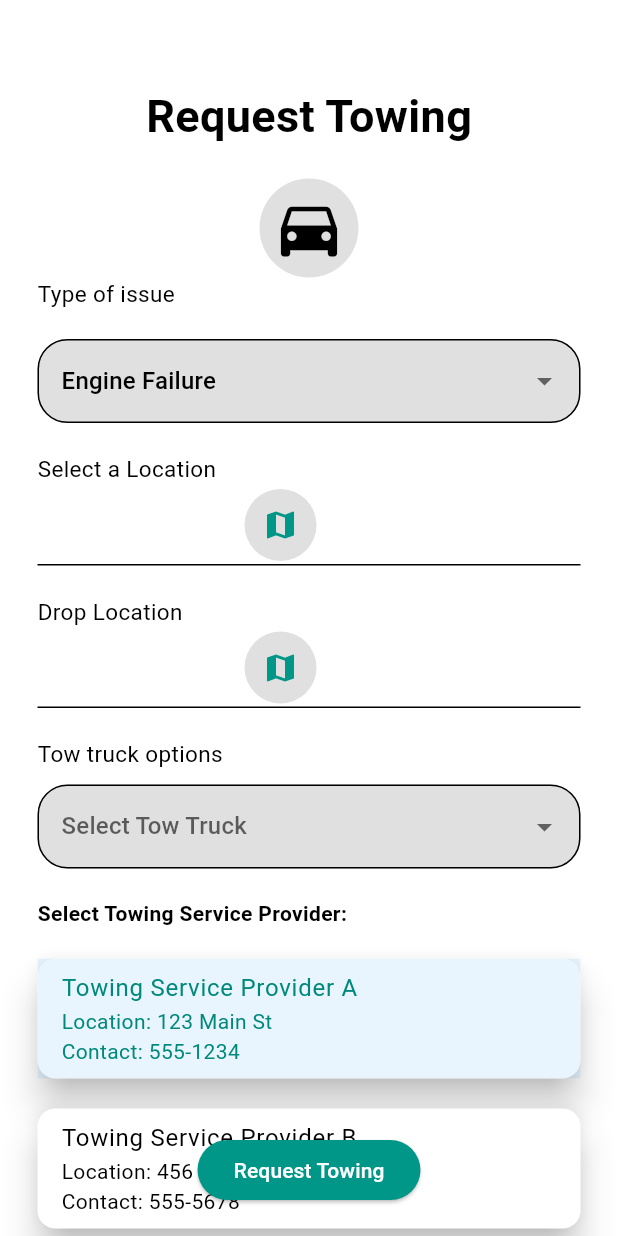
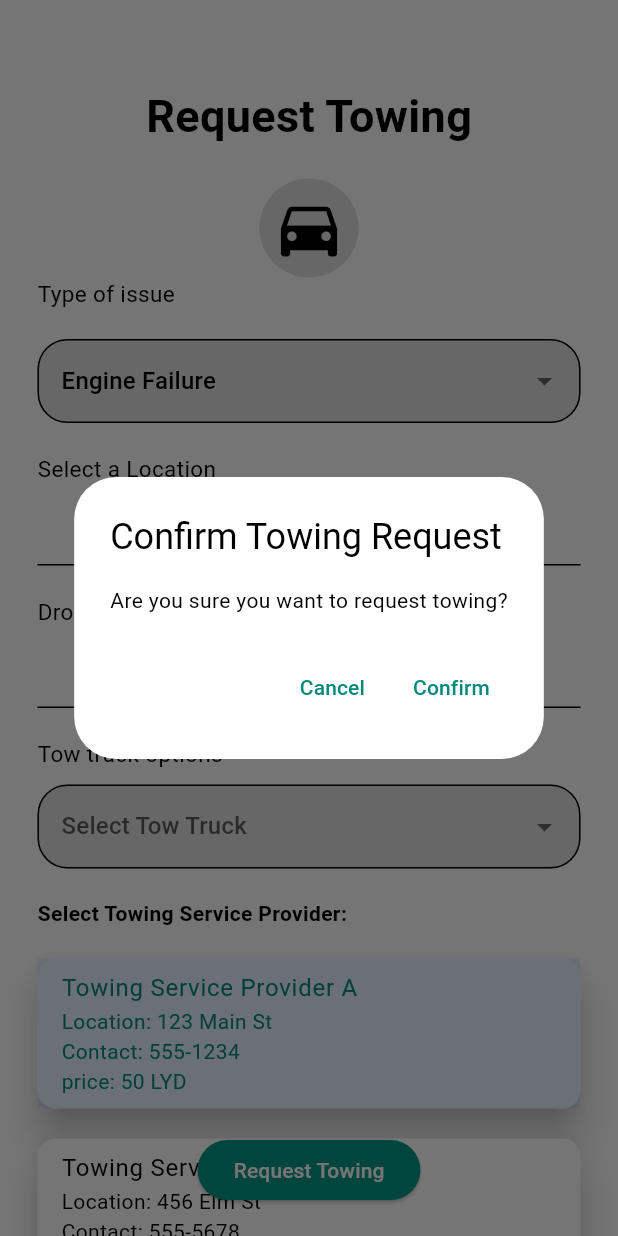
Before and after one commit to ZahreddenZromly/Quadro, a Flutter app: the RequestTowingForm screen opened directly, after a tap on "Towing Service Provider A", after a tap on "Request Towing", on a phone screen of 412 x 824 dp. Run offline on Flutter 3.47's test engine with Material 3 defaults, Android fonts, the phone set to English and light mode, and no system bars; our stand-ins replace cloud_firestore, firebase_auth, firebase_core, firebase_storage, flutter_bloc, flutter_rating_bar and 6 more; missing offline and left inert: flutter_inner_shadow; accounts and stored records are empty.

Commit message:
maintenace tracker  done

```diff
--- a/lib/towing_user/request_towing.dart
+++ b/lib/towing_user/request_towing.dart
@@ -1,4 +1,6 @@
 import 'package:flutter/material.dart';
+
+import '../screens/home_screen.dart';
 
 
 
@@ -39,9 +41,9 @@ class _RequestTowingFormState extends State<RequestTowingForm> {
     'Integrated Tow Truck',
   ];
   List<Map<String, String>> towingServices = [
-    {'name': 'Towing Service Provider A', 'location': '123 Main St', 'contact': '555-1234'},
-    {'name': 'Towing Service Provider B', 'location': '456 Elm St', 'contact': '555-5678'},
-    {'name': 'Towing Service Provider C', 'location': '789 Oak St', 'contact': '555-9012'},
+    {'name': 'Towing Service Provider A', 'location': '123 Main St', 'contact': '555-1234', 'price':'50 LYD'},
+    {'name': 'Towing Service Provider B', 'location': '456 Elm St', 'contact': '555-5678','price':'50 LYD'},
+    {'name': 'Towing Service Provider C', 'location': '789 Oak St', 'contact': '555-9012', 'price':'50 LYD'},
   ];
 
   @override
@@ -231,6 +233,7 @@ class _RequestTowingFormState extends State<RequestTowingForm> {
                           children: [
                             Text('Location: ${service['location']}'),
                             Text('Contact: ${service['contact']}'),
+                            Text('price: ${service['price']}'),
                           ],
                         ),
                         onTap: () {
@@ -261,11 +264,35 @@ class _RequestTowingFormState extends State<RequestTowingForm> {
                     backgroundColor: MaterialStateProperty.all<Color>(Colors.teal),
                   ),
                   onPressed: () {
-                    // Implement towing request logic here
-                    print('Issue: $selectedIssue');
-                    print('Location: $location');
-                    print('Additional Information: $additionalInfo');
-                    print('Selected Towing Service Provider: $selectedTowingService');
+                    showDialog(
+                      context: context,
+                      builder: (BuildContext context) {
+                        return AlertDialog(
+                          title: Text("Confirm Towing Request"),
+                          content: Text("Are you sure you want to request towing?"),
+                          actions: <Widget>[
+                            TextButton(
+                              child: Text("Cancel"),
+                              onPressed: () {
+                                Navigator.of(context).pop(); // Close the dialog
+                              },
+                            ),
+                            TextButton(
+                              child: Text("Confirm"),
+                              onPressed: () {
+                                // Perform action when confirmed, such as sending request
+                                // For demonstration, just closing the dialog
+                                Navigator.of(context).push (
+                                    MaterialPageRoute(
+                                    builder: (BuildContext context) => HomeScreen(),),
+                                );
+                              },
+                            ),
+                          ],
+                        );
+                      },
+                    );
+
                   },
                   child: Text(
                     'Request Towing',
```
Also changed, not shown: lib/towing_user/availability_page.dart (+2 -13 lines), lib/towing_user/towing_cars_owner.dart (+26 -2 lines), lib/workshop_user/workshop_home_screen.dart (+23 -6 lines).
